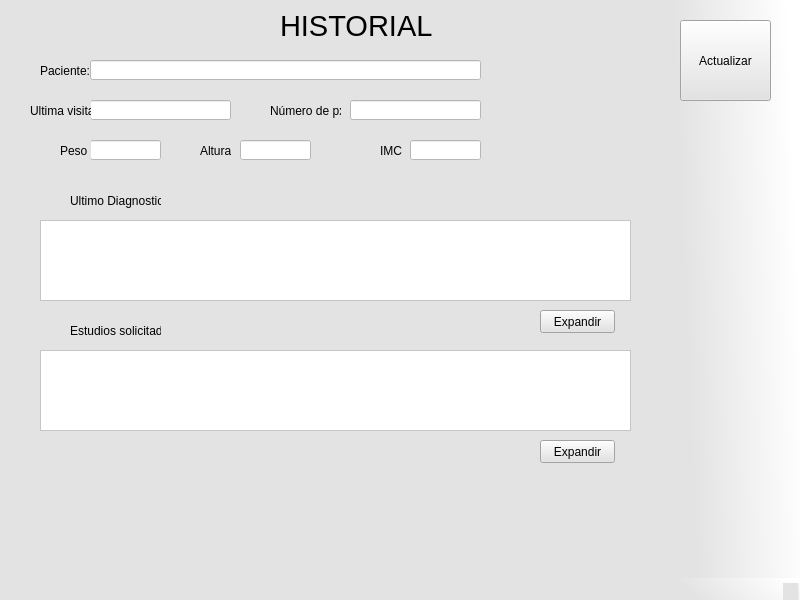
This is Historial.ui in Daxter2000/medical-sys as Qt 5 draws it before an edit. The edited form follows.
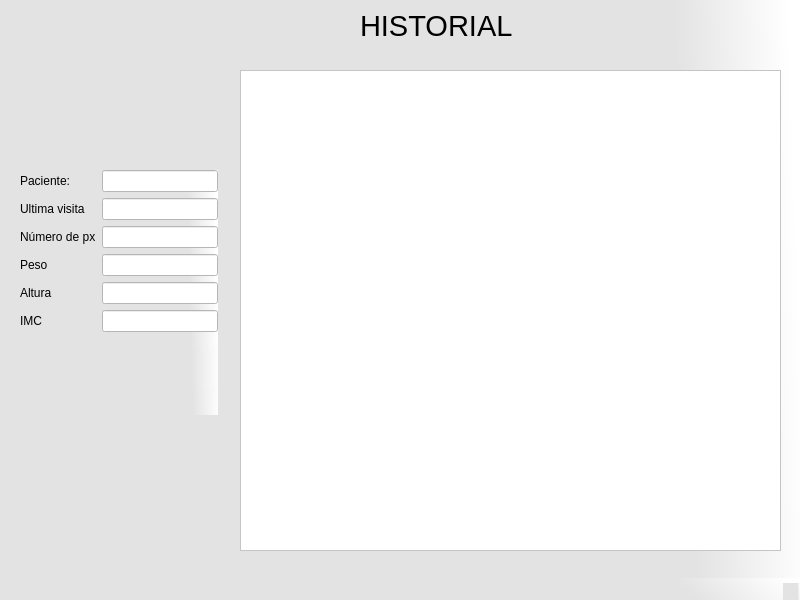
This is the edited form.

What changed in the file:
```diff
--- a/Historial.ui
+++ b/Historial.ui
@@ -17,257 +17,10 @@
    <string notr="true">background-color: qlineargradient(spread:pad, x1:0, y1:0.58, x2:1, y2:0.551, stop:0.857955 rgba(227, 227, 227, 255), stop:1 rgba(255, 255, 255, 255));</string>
   </property>
   <widget class="QWidget" name="centralwidget">
-   <widget class="QLabel" name="label">
-    <property name="geometry">
-     <rect>
-      <x>40</x>
-      <y>60</y>
-      <width>51</width>
-      <height>21</height>
-     </rect>
-    </property>
-    <property name="styleSheet">
-     <string notr="true">background-color: rgb(227, 227, 227);</string>
-    </property>
-    <property name="text">
-     <string>Paciente:</string>
-    </property>
-   </widget>
-   <widget class="QLineEdit" name="lineEdit">
-    <property name="geometry">
-     <rect>
-      <x>90</x>
-      <y>60</y>
-      <width>391</width>
-      <height>20</height>
-     </rect>
-    </property>
-    <property name="styleSheet">
-     <string notr="true">background-color: rgb(255, 255, 255);</string>
-    </property>
-   </widget>
-   <widget class="QLineEdit" name="lineEdit_2">
-    <property name="geometry">
-     <rect>
-      <x>90</x>
-      <y>100</y>
-      <width>141</width>
-      <height>20</height>
-     </rect>
-    </property>
-    <property name="styleSheet">
-     <string notr="true">background-color: rgb(255, 255, 255);</string>
-    </property>
-    <property name="text">
-     <string/>
-    </property>
-   </widget>
-   <widget class="QLabel" name="label_2">
-    <property name="geometry">
-     <rect>
-      <x>30</x>
-      <y>100</y>
-      <width>61</width>
-      <height>21</height>
-     </rect>
-    </property>
-    <property name="styleSheet">
-     <string notr="true">background-color: rgb(227, 227, 227);</string>
-    </property>
-    <property name="text">
-     <string>Ultima visita</string>
-    </property>
-   </widget>
-   <widget class="QLineEdit" name="lineEdit_3">
-    <property name="geometry">
-     <rect>
-      <x>90</x>
-      <y>140</y>
-      <width>71</width>
-      <height>20</height>
-     </rect>
-    </property>
-    <property name="styleSheet">
-     <string notr="true">background-color: rgb(255, 255, 255);</string>
-    </property>
-    <property name="text">
-     <string/>
-    </property>
-   </widget>
-   <widget class="QLabel" name="label_3">
-    <property name="geometry">
-     <rect>
-      <x>60</x>
-      <y>140</y>
-      <width>31</width>
-      <height>21</height>
-     </rect>
-    </property>
-    <property name="styleSheet">
-     <string notr="true">background-color: rgb(227, 227, 227);</string>
-    </property>
-    <property name="text">
-     <string>Peso</string>
-    </property>
-   </widget>
-   <widget class="QLineEdit" name="lineEdit_4">
-    <property name="geometry">
-     <rect>
-      <x>240</x>
-      <y>140</y>
-      <width>71</width>
-      <height>20</height>
-     </rect>
-    </property>
-    <property name="styleSheet">
-     <string notr="true">background-color: rgb(255, 255, 255);</string>
-    </property>
-    <property name="text">
-     <string/>
-    </property>
-   </widget>
-   <widget class="QLabel" name="label_4">
-    <property name="geometry">
-     <rect>
-      <x>200</x>
-      <y>140</y>
-      <width>31</width>
-      <height>21</height>
-     </rect>
-    </property>
-    <property name="styleSheet">
-     <string notr="true">background-color: rgb(227, 227, 227);</string>
-    </property>
-    <property name="text">
-     <string>Altura</string>
-    </property>
-   </widget>
-   <widget class="QPlainTextEdit" name="plainTextEdit">
-    <property name="geometry">
-     <rect>
-      <x>40</x>
-      <y>220</y>
-      <width>591</width>
-      <height>81</height>
-     </rect>
-    </property>
-    <property name="styleSheet">
-     <string notr="true">background-color: rgb(255, 255, 255);</string>
-    </property>
-   </widget>
-   <widget class="QLabel" name="label_5">
-    <property name="geometry">
-     <rect>
-      <x>70</x>
-      <y>190</y>
-      <width>91</width>
-      <height>21</height>
-     </rect>
-    </property>
-    <property name="styleSheet">
-     <string notr="true">background-color: rgb(227, 227, 227);</string>
-    </property>
-    <property name="text">
-     <string>Ultimo Diagnostico</string>
-    </property>
-   </widget>
-   <widget class="QLabel" name="label_6">
-    <property name="geometry">
-     <rect>
-      <x>380</x>
-      <y>140</y>
-      <width>31</width>
-      <height>21</height>
-     </rect>
-    </property>
-    <property name="styleSheet">
-     <string notr="true">background-color: rgb(227, 227, 227);</string>
-    </property>
-    <property name="text">
-     <string>IMC</string>
-    </property>
-   </widget>
-   <widget class="QLineEdit" name="lineEdit_5">
-    <property name="geometry">
-     <rect>
-      <x>410</x>
-      <y>140</y>
-      <width>71</width>
-      <height>20</height>
-     </rect>
-    </property>
-    <property name="styleSheet">
-     <string notr="true">background-color: rgb(255, 255, 255);</string>
-    </property>
-    <property name="text">
-     <string/>
-    </property>
-   </widget>
-   <widget class="QPlainTextEdit" name="plainTextEdit_2">
-    <property name="geometry">
-     <rect>
-      <x>40</x>
-      <y>350</y>
-      <width>591</width>
-      <height>81</height>
-     </rect>
-    </property>
-    <property name="styleSheet">
-     <string notr="true">background-color: rgb(255, 255, 255);</string>
-    </property>
-   </widget>
-   <widget class="QLabel" name="label_7">
-    <property name="geometry">
-     <rect>
-      <x>70</x>
-      <y>320</y>
-      <width>91</width>
-      <height>21</height>
-     </rect>
-    </property>
-    <property name="styleSheet">
-     <string notr="true">background-color: rgb(227, 227, 227);</string>
-    </property>
-    <property name="text">
-     <string>Estudios solicitados </string>
-    </property>
-   </widget>
-   <widget class="QPushButton" name="pushButton">
-    <property name="geometry">
-     <rect>
-      <x>540</x>
-      <y>310</y>
-      <width>75</width>
-      <height>23</height>
-     </rect>
-    </property>
-    <property name="styleSheet">
-     <string notr="true">background-color: rgb(227, 227, 227);</string>
-    </property>
-    <property name="text">
-     <string>Expandir</string>
-    </property>
-   </widget>
-   <widget class="QPushButton" name="pushButton_2">
-    <property name="geometry">
-     <rect>
-      <x>540</x>
-      <y>440</y>
-      <width>75</width>
-      <height>23</height>
-     </rect>
-    </property>
-    <property name="styleSheet">
-     <string notr="true">background-color: rgb(227, 227, 227);</string>
-    </property>
-    <property name="text">
-     <string>Expandir</string>
-    </property>
-   </widget>
    <widget class="QLabel" name="label_8">
     <property name="geometry">
      <rect>
-      <x>280</x>
+      <x>360</x>
       <y>10</y>
       <width>161</width>
       <height>31</height>
@@ -286,53 +39,147 @@
      <string>HISTORIAL</string>
     </property>
    </widget>
-   <widget class="QLineEdit" name="lineEdit_6">
+   <widget class="QPlainTextEdit" name="plainTextEdit">
     <property name="geometry">
      <rect>
-      <x>350</x>
-      <y>100</y>
-      <width>131</width>
-      <height>20</height>
+      <x>240</x>
+      <y>70</y>
+      <width>541</width>
+      <height>481</height>
      </rect>
     </property>
     <property name="styleSheet">
      <string notr="true">background-color: rgb(255, 255, 255);</string>
     </property>
-    <property name="text">
-     <string/>
-    </property>
    </widget>
-   <widget class="QLabel" name="label_9">
+   <widget class="QWidget" name="">
     <property name="geometry">
      <rect>
-      <x>270</x>
-      <y>100</y>
-      <width>71</width>
-      <height>21</height>
+      <x>20</x>
+      <y>170</y>
+      <width>198</width>
+      <height>245</height>
      </rect>
     </property>
-    <property name="styleSheet">
-     <string notr="true">background-color: rgb(227, 227, 227);</string>
-    </property>
-    <property name="text">
-     <string>Número de px</string>
-    </property>
-   </widget>
-   <widget class="QPushButton" name="pushButton_3">
-    <property name="geometry">
-     <rect>
-      <x>680</x>
-      <y>20</y>
-      <width>91</width>
-      <height>81</height>
-     </rect>
-    </property>
-    <property name="styleSheet">
-     <string notr="true">background-color: rgb(227, 227, 227);</string>
-    </property>
-    <property name="text">
-     <string>Actualizar</string>
-    </property>
+    <layout class="QFormLayout" name="formLayout">
+     <item row="0" column="0">
+      <widget class="QLabel" name="label">
+       <property name="styleSheet">
+        <string notr="true">background-color: rgb(227, 227, 227);</string>
+       </property>
+       <property name="text">
+        <string>Paciente:</string>
+       </property>
+      </widget>
+     </item>
+     <item row="0" column="1">
+      <widget class="QLineEdit" name="lineEdit">
+       <property name="styleSheet">
+        <string notr="true">background-color: rgb(255, 255, 255);</string>
+       </property>
+      </widget>
+     </item>
+     <item row="5" column="0">
+      <widget class="QLabel" name="label_2">
+       <property name="styleSheet">
+        <string notr="true">background-color: rgb(227, 227, 227);</string>
+       </property>
+       <property name="text">
+        <string>Ultima visita</string>
+       </property>
+      </widget>
+     </item>
+     <item row="5" column="1">
+      <widget class="QLineEdit" name="lineEdit_2">
+       <property name="styleSheet">
+        <string notr="true">background-color: rgb(255, 255, 255);</string>
+       </property>
+       <property name="text">
+        <string/>
+       </property>
+      </widget>
+     </item>
+     <item row="8" column="1">
+      <widget class="QLineEdit" name="lineEdit_6">
+       <property name="styleSheet">
+        <string notr="true">background-color: rgb(255, 255, 255);</string>
+       </property>
+       <property name="text">
+        <string/>
+       </property>
+      </widget>
+     </item>
+     <item row="10" column="0">
+      <widget class="QLabel" name="label_3">
+       <property name="styleSheet">
+        <string notr="true">background-color: rgb(227, 227, 227);</string>
+       </property>
+       <property name="text">
+        <string>Peso</string>
+       </property>
+      </widget>
+     </item>
+     <item row="10" column="1">
+      <widget class="QLineEdit" name="lineEdit_3">
+       <property name="styleSheet">
+        <string notr="true">background-color: rgb(255, 255, 255);</string>
+       </property>
+       <property name="text">
+        <string/>
+       </property>
+      </widget>
+     </item>
+     <item row="12" column="1">
+      <widget class="QLineEdit" name="lineEdit_4">
+       <property name="styleSheet">
+        <string notr="true">background-color: rgb(255, 255, 255);</string>
+       </property>
+       <property name="text">
+        <string/>
+       </property>
+      </widget>
+     </item>
+     <item row="14" column="1">
+      <widget class="QLineEdit" name="lineEdit_5">
+       <property name="styleSheet">
+        <string notr="true">background-color: rgb(255, 255, 255);</string>
+       </property>
+       <property name="text">
+        <string/>
+       </property>
+      </widget>
+     </item>
+     <item row="8" column="0">
+      <widget class="QLabel" name="label_9">
+       <property name="styleSheet">
+        <string notr="true">background-color: rgb(227, 227, 227);</string>
+       </property>
+       <property name="text">
+        <string>Número de px</string>
+       </property>
+      </widget>
+     </item>
+     <item row="12" column="0">
+      <widget class="QLabel" name="label_4">
+       <property name="styleSheet">
+        <string notr="true">background-color: rgb(227, 227, 227);</string>
+       </property>
+       <property name="text">
+        <string>Altura</string>
+       </property>
+      </widget>
+     </item>
+     <item row="14" column="0">
+      <widget class="QLabel" name="label_6">
+       <property name="styleSheet">
+        <string notr="true">background-color: rgb(227, 227, 227);</string>
+       </property>
+       <property name="text">
+        <string>IMC</string>
+       </property>
+      </widget>
+     </item>
+    </layout>
    </widget>
   </widget>
   <widget class="QMenuBar" name="menubar">
```
